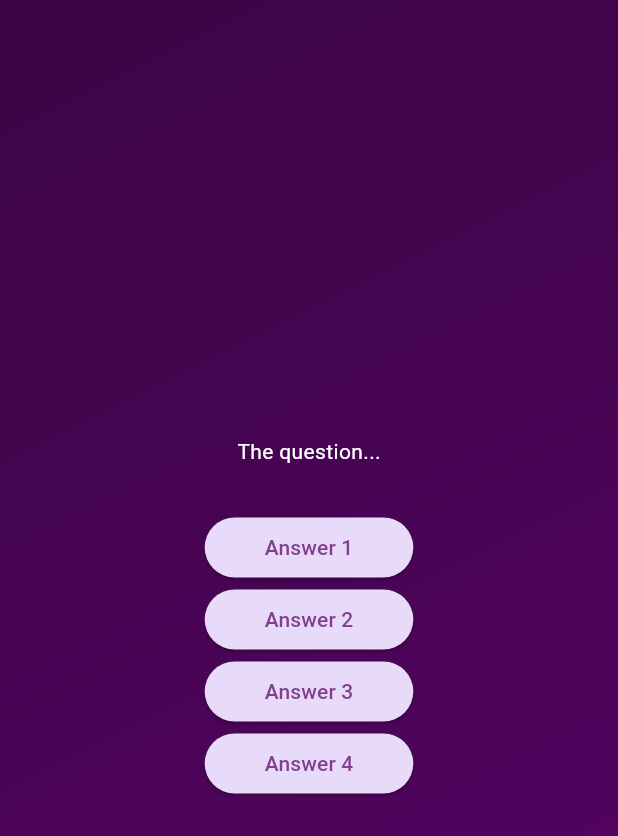
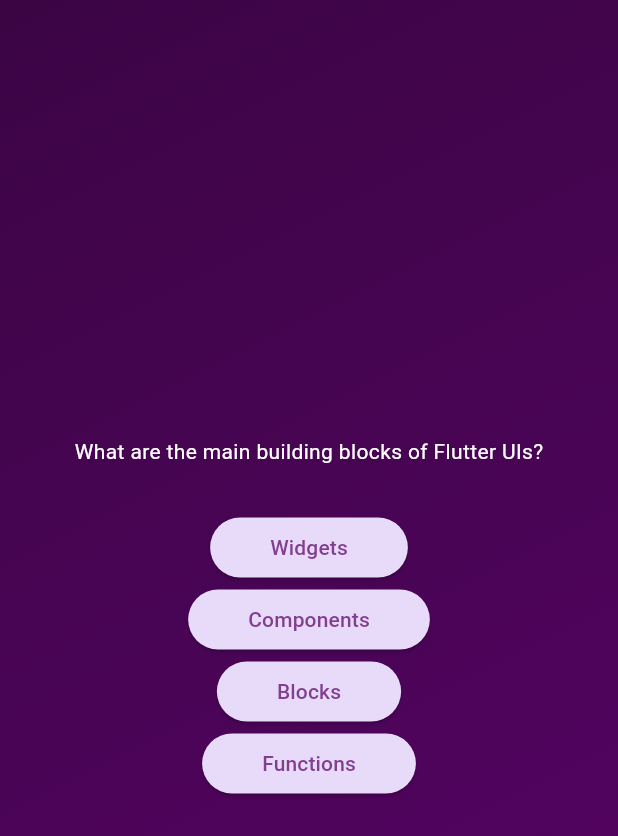
Before and after one commit to dainavipurav/002_flutter_quiz, a Flutter app: the screen it shows after launch, after a tap on "Start Quize", on a phone screen of 412 x 824 dp. Shown: the top 836 px of the screen. Run offline on Flutter 3.47's test engine with Material 3 defaults, Android fonts, the light colour scheme and no system bars.

Commit message:
added dynamic data to question item

```diff
--- a/lib/questions_screen.dart
+++ b/lib/questions_screen.dart
@@ -1,5 +1,6 @@
 import 'package:flutter/material.dart';
 import 'package:flutter_basic_quiz_app_udemy/answer_button.dart';
+import 'package:flutter_basic_quiz_app_udemy/data/questions.dart';
 
 class QuestionsScreen extends StatefulWidget {
   const QuestionsScreen({super.key});
@@ -11,6 +12,8 @@
 }
 
 class _QuestionsScreen extends State<QuestionsScreen> {
+  final currentQuestion = questions[0];
+
   @override
   Widget build(context) {
     return SizedBox(
@@ -18,27 +21,17 @@
       child: Column(
         mainAxisAlignment: MainAxisAlignment.center,
         children: [
-          const Text(
-            'The question...',
-            style: TextStyle(color: Colors.white),
+          Text(
+            currentQuestion.text,
+            style: const TextStyle(color: Colors.white),
           ),
           const SizedBox(height: 30),
-          AnswerButton(
-            answerText: 'Answer 1',
-            onTap: () {},
-          ),
-          AnswerButton(
-            answerText: 'Answer 2',
-            onTap: () {},
-          ),
-          AnswerButton(
-            answerText: 'Answer 3',
-            onTap: () {},
-          ),
-          AnswerButton(
-            answerText: 'Answer 4',
-            onTap: () {},
-          ),
+          ...currentQuestion.answers.map((answer) {
+            return AnswerButton(
+              answerText: answer,
+              onTap: () {},
+            );
+          }),
         ],
       ),
     );
```
